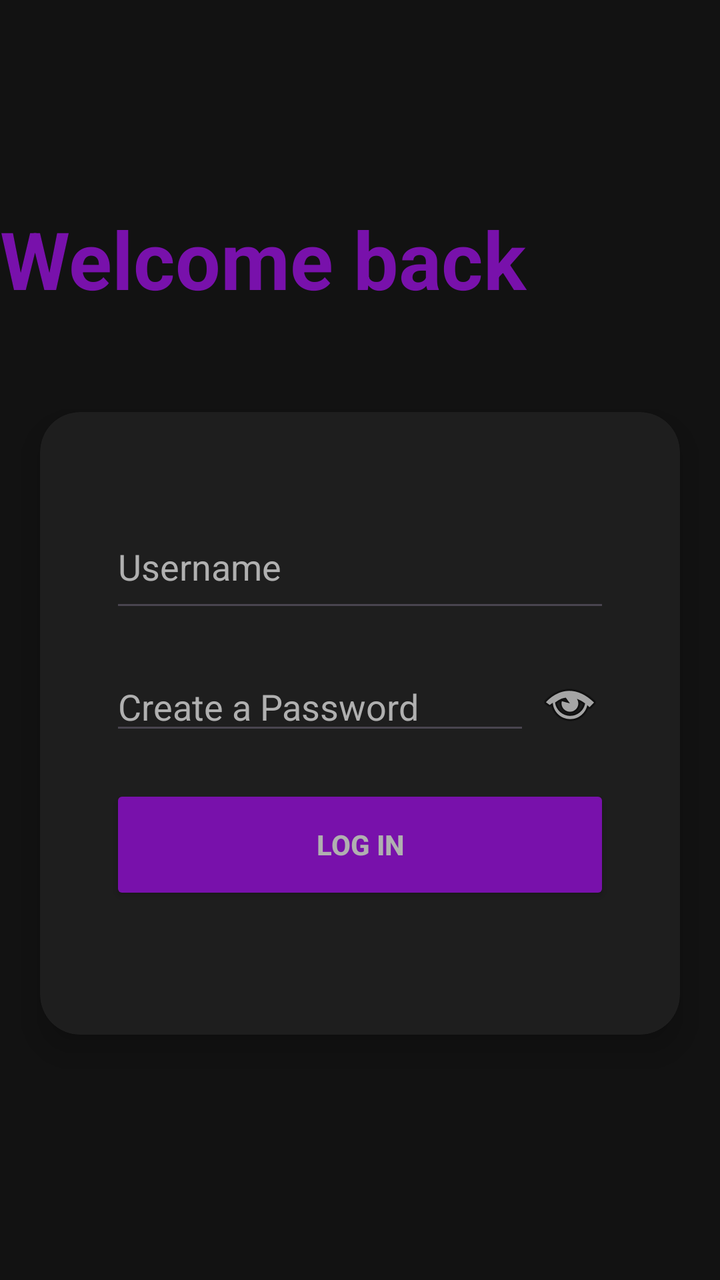
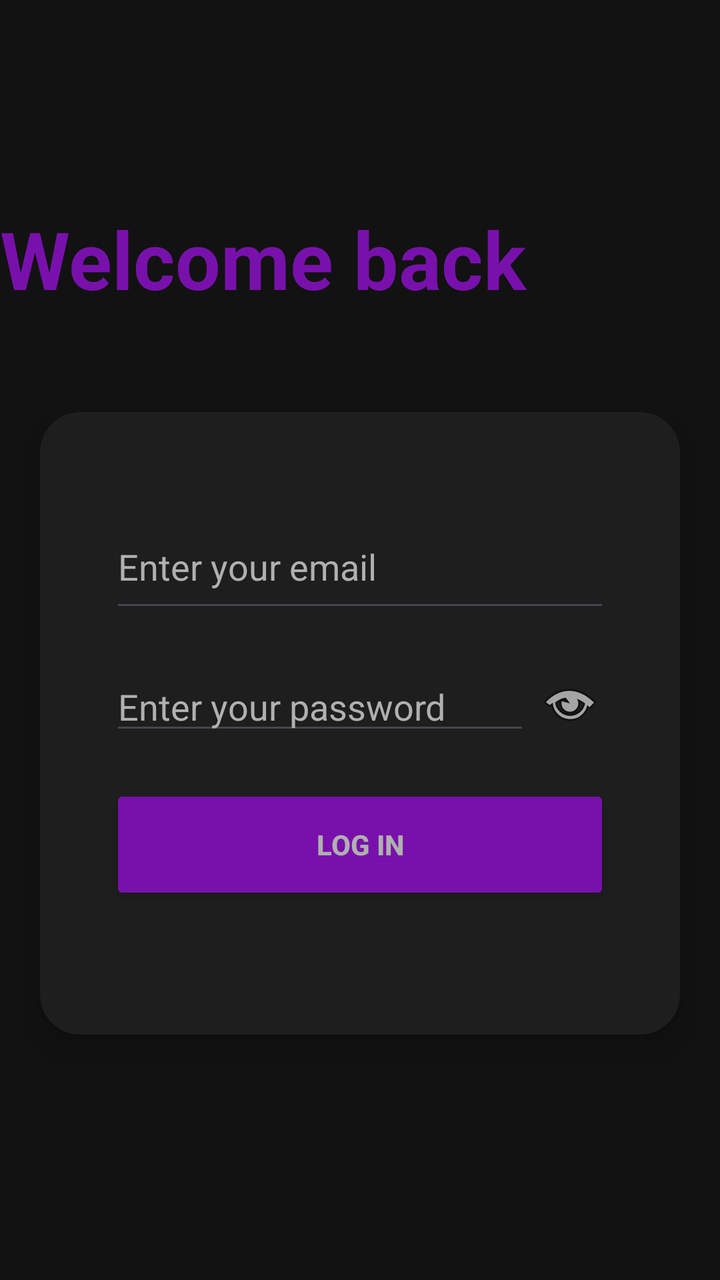

Compare the two renders of this Android layout. The source of the first and the diff that turns it into the second are given below.
<!-- AndroidManifest.xml: application theme Theme.GameTracker -->
<!-- res/layout/activity_login.xml -->
<LinearLayout xmlns:android="http://schemas.android.com/apk/res/android"
    xmlns:app="http://schemas.android.com/apk/res-auto"
    xmlns:tools="http://schemas.android.com/tools"
    android:id="@+id/main"
    android:layout_width="match_parent"
    android:layout_height="match_parent"
    android:gravity="center"
    android:background="@color/black"
    android:orientation="vertical">

    <TextView
        android:id="@+id/Login"
        android:layout_width="match_parent"
        android:layout_height="wrap_content"
        android:layout_marginBottom="30dp"
        android:textAlignment="center"
        android:text="Welcome back"
        android:textColor="@color/purple"
        android:textSize="40dp"
        android:textStyle="bold"/>


    <androidx.cardview.widget.CardView
        android:id="@+id/loginCard"
        android:layout_width="match_parent"
        android:layout_height="wrap_content"
        android:layout_margin="20dp"
        android:layout_marginTop="40dp"
        app:cardBackgroundColor="@color/black2"
        app:cardElevation="10dp"
        app:cardCornerRadius="20dp">


        <LinearLayout
            android:layout_width="match_parent"
            android:layout_height="wrap_content"
            android:orientation="vertical"
            android:padding="35dp">

            <EditText
                android:id="@+id/username"
                android:layout_width="match_parent"
                android:layout_height="50dp"
                android:layout_marginTop="20dp"
                android:layout_marginBottom="20dp"
                android:gravity="left"
                android:hint="Username"
                android:textColorHint="@color/tagline"
                android:inputType="text"
                android:textColor="@color/tagline"/>

            <LinearLayout
                android:layout_width="match_parent"
                android:layout_height="wrap_content"
                android:gravity="center_vertical"
                android:orientation="horizontal">

                <EditText
                    android:id="@+id/password"
                    android:layout_width="0dp"
                    android:layout_height="wrap_content"
                    android:layout_weight="1"
                    android:gravity="left"
                    android:hint="Create a Password"
                    android:textColorHint="@color/tagline"
                    android:inputType="textPassword"
                    android:textColor="@color/tagline"/>

                <ImageButton
                    android:id="@+id/viewPassword1"
                    android:layout_width="40dp"
                    android:layout_height="40dp"
                    android:background="@android:color/transparent"
                    android:src="@android:drawable/ic_menu_view"
                    android:contentDescription="Show password"
                    android:color="@color/white"/>

            </LinearLayout>

            <Button
                android:id="@+id/loginButton2"
                android:layout_width="250dp"
                android:layout_height="60dp"
                android:backgroundTint="@color/purple"
                android:text="Log in"
                android:layout_gravity="center"
                android:textColor="@color/tagline"
                android:textStyle="bold"
                android:layout_marginTop="20dp"
                android:layout_marginBottom="30dp"
                android:onClick="login"/>


        </LinearLayout>


    </androidx.cardview.widget.CardView>


</LinearLayout>
<!-- resources referenced by this layout -->
<resources>
  <color name="black">#121212</color>
  <color name="black2">#1E1E1E</color>
  <color name="purple">#7811AB</color>
  <color name="tagline">#B0B0B0</color>
  <color name="white">#FFFFFFFF</color>
  <style name="Theme.GameTracker" parent="Base.Theme.GameTracker" />
  <style name="Base.Theme.GameTracker" parent="Theme.Material3.DayNight.NoActionBar">
          
          
      </style>
</resources>

<!-- the commit's change to res/layout/activity_login.xml (unified diff, before → after) -->
@@ -38,13 +38,13 @@
             android:padding="35dp">
 
             <EditText
-                android:id="@+id/username"
+                android:id="@+id/email"
                 android:layout_width="match_parent"
                 android:layout_height="50dp"
                 android:layout_marginTop="20dp"
                 android:layout_marginBottom="20dp"
                 android:gravity="left"
-                android:hint="Username"
+                android:hint="Enter your email"
                 android:textColorHint="@color/tagline"
                 android:inputType="text"
                 android:textColor="@color/tagline"/>
@@ -61,7 +61,7 @@
                     android:layout_height="wrap_content"
                     android:layout_weight="1"
                     android:gravity="left"
-                    android:hint="Create a Password"
+                    android:hint="Enter your password"
                     android:textColorHint="@color/tagline"
                     android:inputType="textPassword"
                     android:textColor="@color/tagline"/>
@@ -87,8 +87,7 @@
                 android:textColor="@color/tagline"
                 android:textStyle="bold"
                 android:layout_marginTop="20dp"
-                android:layout_marginBottom="30dp"
-                android:onClick="login"/>
+                android:layout_marginBottom="30dp"/>
 
 
         </LinearLayout>
